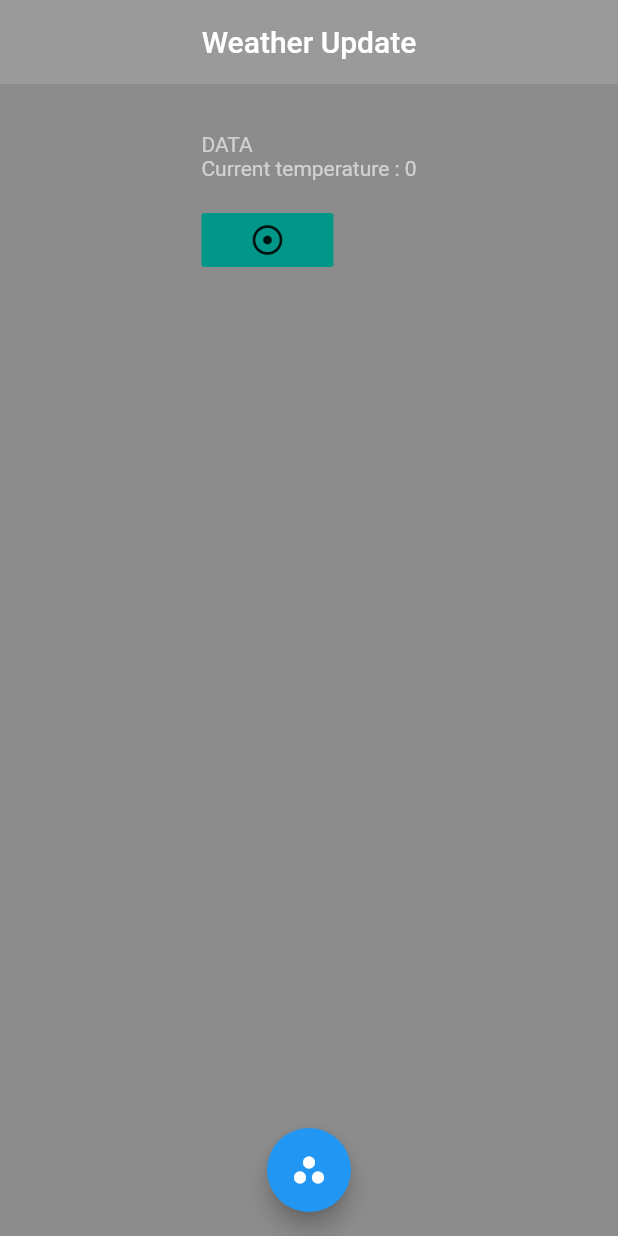
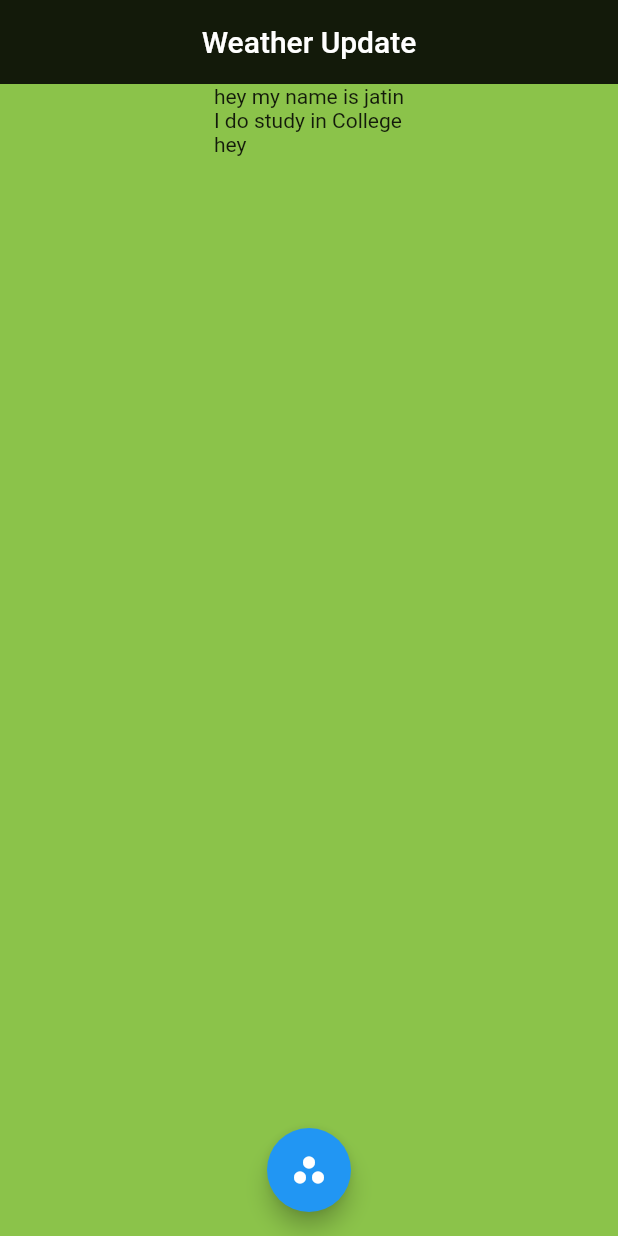
Before and after one commit to jatinchaudhary/Weather-app, a Flutter app: the screen it shows after launch, on a phone screen of 412 x 824 dp. Run offline on Flutter 3.47's test engine with Material 2 defaults, Android fonts, the phone set to English and light mode, and no system bars.

Commit message:
second commit data output using LIST

```diff
--- a/lib/main.dart
+++ b/lib/main.dart
@@ -16,6 +16,8 @@ class MyApp extends StatefulWidget {
 class _MyAppState extends State<MyApp> {
   int t=0;
 
+  List<String> abc = ["hey my name is jatin","I do study in College"];
+
   @override
   Widget build(BuildContext context) {
     return MaterialApp(
@@ -23,7 +25,7 @@ class _MyAppState extends State<MyApp> {
 
       home: Scaffold(
 
-        backgroundColor: Colors.black45,
+        backgroundColor: Colors.lightGreen,
 
         appBar: AppBar(
 
@@ -35,7 +37,7 @@ class _MyAppState extends State<MyApp> {
                       ),
 
           centerTitle: true,
-          backgroundColor: Colors.white12,
+          backgroundColor: Colors.black87,
 
           elevation: 0,
         ),
@@ -56,24 +58,7 @@ class _MyAppState extends State<MyApp> {
               mainAxisSize: MainAxisSize.max,
               crossAxisAlignment: CrossAxisAlignment.start,
 
-
-          children: [
-
-            Text(" "),
-            Text(" "),
-            Text("DATA",style: TextStyle(color: Colors.white60),),
-            Text("Current temperature : $t",style: TextStyle(color: Colors.white60),),
-            Text(" "),
-            FlatButton(onPressed: () { setState(() {
-              t--;
-            });},
-              child: Icon(Icons.adjust_sharp), color: Colors.teal,onLongPress: (){setState(() {
-                t++;
-              });} ,),
-
-
-
-          ],
+          children: abc.map((e) =>  Text("$e") ).toList()+[ Text("hey")],
         ),),
       ),
 
```
